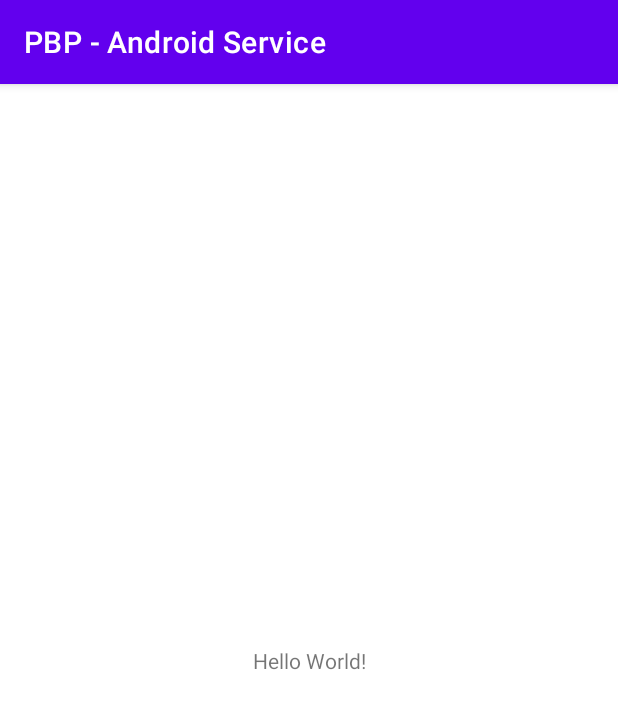
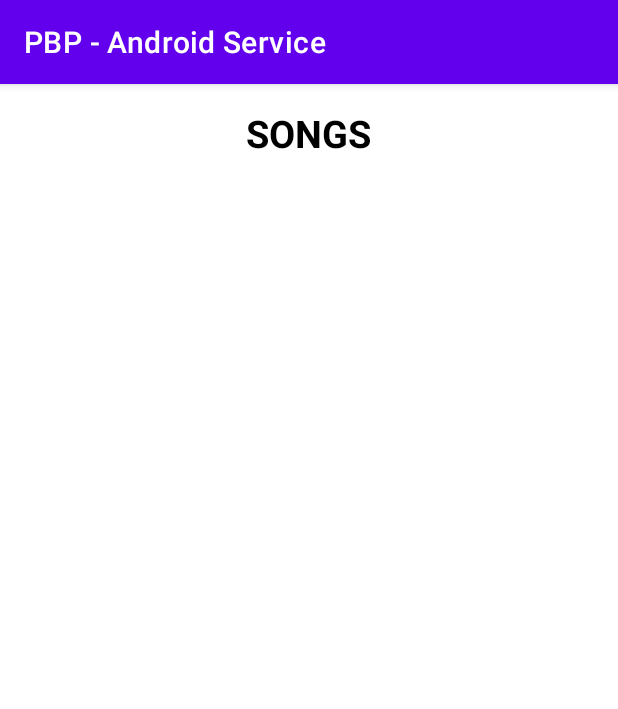
Before and after one commit to PBP22-C/android-service, an Android app: the screen it shows after launch (MainActivity), on a phone screen of 412 x 824 dp. Shown: the top 709 px of the screen. Run offline under Robolectric (Android 15) with nearby library versions, the phone set to English and light mode, and no system bars.

Commit message:
second commit

```diff
--- a/app/src/main/AndroidManifest.xml
+++ b/app/src/main/AndroidManifest.xml
@@ -1,6 +1,6 @@
 <?xml version="1.0" encoding="utf-8"?>
 <manifest xmlns:android="http://schemas.android.com/apk/res/android"
-    xmlns:tools="http://schemas.android.com/tools">
+    xmlns:tools="http://schemas.android.com/tools" >
 
     <application
         android:allowBackup="true"
@@ -11,10 +11,10 @@
         android:roundIcon="@mipmap/ic_launcher_round"
         android:supportsRtl="true"
         android:theme="@style/Theme.PBPAndroidService"
-        tools:targetApi="31">
+        tools:targetApi="31" >
         <activity
             android:name=".MainActivity"
-            android:exported="true">
+            android:exported="true" >
             <intent-filter>
                 <action android:name="android.intent.action.MAIN" />
 
--- a/app/src/main/java/com/example/pbp_androidservice/MainActivity.java
+++ b/app/src/main/java/com/example/pbp_androidservice/MainActivity.java
@@ -1,7 +1,6 @@
 package com.example.pbp_androidservice;
 
 import androidx.appcompat.app.AppCompatActivity;
-
 import android.os.Bundle;
 
 public class MainActivity extends AppCompatActivity {
--- /dev/null
+++ b/app/src/main/java/com/example/pbp_androidservice/PlayerActivity.java
@@ -0,0 +1,4 @@
+package com.example.pbp_androidservice;
+
+public class PlayerActivity {
+}
--- /dev/null
+++ b/app/src/main/res/drawable/ic_baseline_pause_circle_outline_24.xml
@@ -0,0 +1,4 @@
+<?xml version="1.0" encoding="utf-8"?>
+<selector xmlns:android="http://schemas.android.com/apk/res/android">
+
+</selector>
--- /dev/null
+++ b/app/src/main/res/drawable/ic_baseline_skip_next_24.xml
@@ -0,0 +1,4 @@
+<?xml version="1.0" encoding="utf-8"?>
+<selector xmlns:android="http://schemas.android.com/apk/res/android">
+
+</selector>
--- /dev/null
+++ b/app/src/main/res/drawable/ic_baseline_skip_previous_24.xml
@@ -0,0 +1,4 @@
+<?xml version="1.0" encoding="utf-8"?>
+<selector xmlns:android="http://schemas.android.com/apk/res/android">
+
+</selector>
--- /dev/null
+++ b/app/src/main/res/drawable/music_icon.xml
@@ -0,0 +1,4 @@
+<?xml version="1.0" encoding="utf-8"?>
+<selector xmlns:android="http://schemas.android.com/apk/res/android">
+
+</selector>
--- /dev/null
+++ b/app/src/main/res/drawable/music_icon_big.xml
@@ -0,0 +1,4 @@
+<?xml version="1.0" encoding="utf-8"?>
+<selector xmlns:android="http://schemas.android.com/apk/res/android">
+
+</selector>
--- a/app/src/main/res/layout/activity_main.xml
+++ b/app/src/main/res/layout/activity_main.xml
@@ -1,7 +1,8 @@
 <?xml version="1.0" encoding="utf-8"?>
-<androidx.constraintlayout.widget.ConstraintLayout xmlns:android="http://schemas.android.com/apk/res/android"
+<RelativeLayout
+    xmlns:android="http://schemas.android.com/apk/res/android"
+    xmlns:tools="http://schemas.android.com/tools"
     xmlns:app="http://schemas.android.com/apk/res-auto"
-    xmlns:tools="http://schemas.android.com/tools"
     android:layout_width="match_parent"
     android:layout_height="match_parent"
     tools:context=".MainActivity">
@@ -9,10 +10,27 @@
     <TextView
         android:layout_width="wrap_content"
         android:layout_height="wrap_content"
-        android:text="Hello World!"
-        app:layout_constraintBottom_toBottomOf="parent"
-        app:layout_constraintEnd_toEndOf="parent"
-        app:layout_constraintStart_toStartOf="parent"
-        app:layout_constraintTop_toTopOf="parent" />
+        android:id="@+id/tv_title"
+        android:textColor="@color/black"
+        android:text="SONGS"
+        android:textSize="25dp"
+        android:textStyle="bold"
+        android:padding="15dp"
+        android:layout_centerHorizontal="true" />
 
-</androidx.constraintlayout.widget.ConstraintLayout>
+    <TextView
+        android:layout_width="wrap_content"
+        android:layout_height="wrap_content"
+        android:id="@+id/tv_no_songs"
+        android:text="NO SONGS FOUND"
+        android:layout_centerInParent="true"
+        android:visibility="gone"/>
+
+    <androidx.recyclerview.widget.RecyclerView
+        android:layout_width="match_parent"
+        android:layout_height="wrap_content"
+        android:id="@+id/recycler_view"
+        android:layout_below="@id/tv_title"/>
+
+
+</RelativeLayout>
```
Also changed, not shown: app/src/main/res/layout/activity_player.xml (added, +97 -0 lines), app/src/main/res/layout/recycler_item.xml (added, +33 -0 lines).
